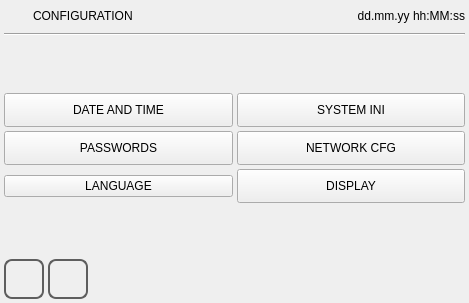
Qt form qt_library/ATCMsystem/options.ui (MECTsrl/mect_plugins) before a commit.
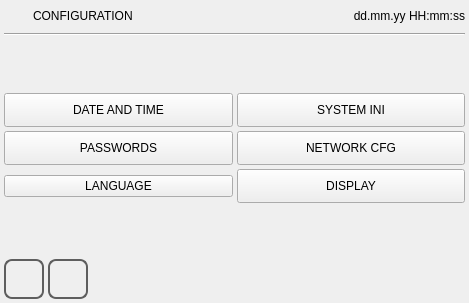
The same form after that commit. Icons and pictures are not drawn.

Diff of the .ui file:
```diff
--- a/qt_library/ATCMsystem/options.ui
+++ b/qt_library/ATCMsystem/options.ui
@@ -106,7 +106,7 @@
         <enum>Qt::NoFocus</enum>
        </property>
        <property name="text">
-        <string>dd.mm.yy hh:MM:ss</string>
+        <string>dd.mm.yy HH:mm:ss</string>
        </property>
        <property name="alignment">
         <set>Qt::AlignRight|Qt::AlignTrailing|Qt::AlignVCenter</set>
```
